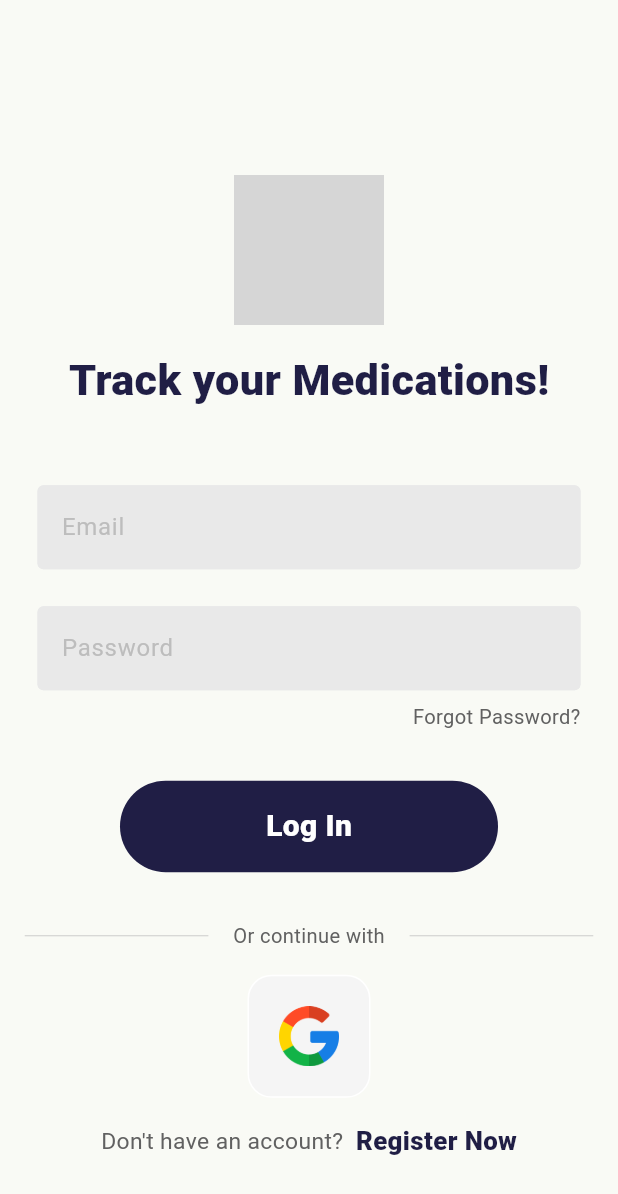
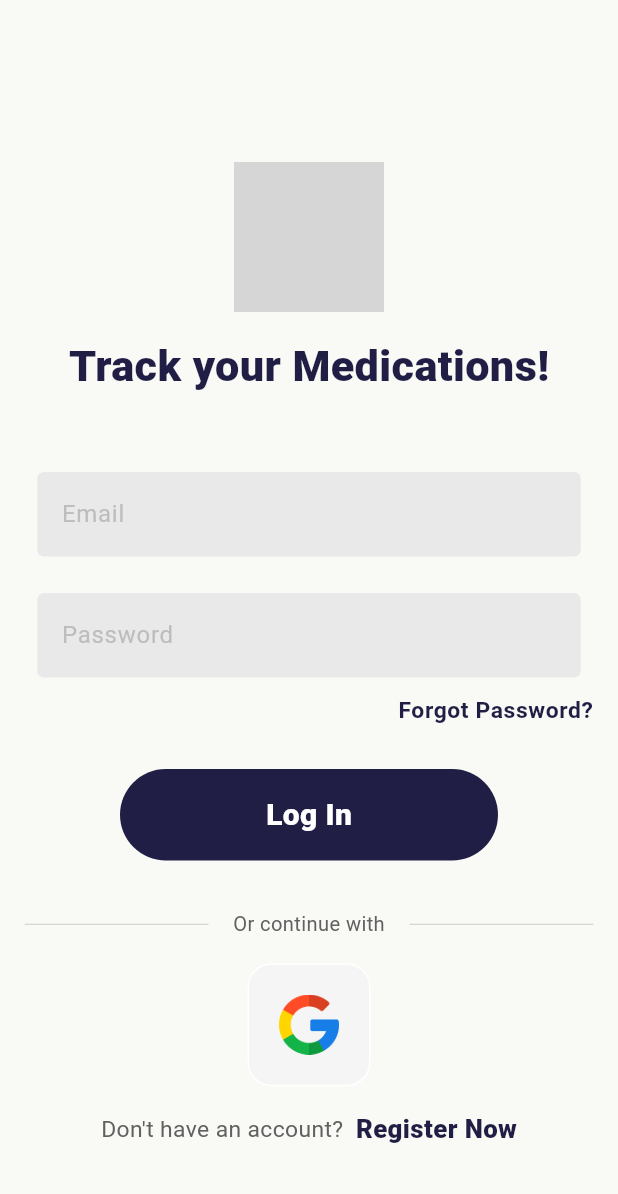
Before and after one commit to DeepaT99/Medicine-Monitoring-App, a Flutter app: the screen it shows after launch, on a phone screen of 412 x 824 dp. Shown: the top 1194 px of the screen. Run offline on Flutter 3.47's test engine with Material 3 defaults, Android fonts, the phone set to English and light mode, and no system bars; our stand-ins replace firebase_auth, firebase_core, flutter_local_notifications, google_sign_in, lottie, rxdart and 3 more; missing offline and left inert: linear_calender; accounts and stored records are empty; grey boxes are pictures that could not be loaded.

Commit message:
add page

```diff
--- a/lib/pages/login_pages/login_page.dart
+++ b/lib/pages/login_pages/login_page.dart
@@ -7,6 +7,8 @@ import 'package:medicine_tracker/assets/constants.dart';
 import 'package:medicine_tracker/pages/app_view.dart';
 import 'package:medicine_tracker/services/auth_service.dart';
 import 'package:sizer/sizer.dart';
+
+import 'forgot_password_page.dart';
 
 class LoginPage extends StatefulWidget {
   final Function()? onTap;
@@ -72,9 +74,10 @@ class _LoginPageState extends State<LoginPage> {
           child: Center(
             child: SingleChildScrollView(
               child: Column(
-                mainAxisAlignment: MainAxisAlignment.center,
+                mainAxisAlignment: MainAxisAlignment.start,
+                crossAxisAlignment: CrossAxisAlignment.center,
                 children: [
-                  SizedBox(height: 8.h),
+                  SizedBox(height: 6.h),
 
                   //logo
                   ImageIcon(
@@ -111,27 +114,36 @@ class _LoginPageState extends State<LoginPage> {
                     hintText: 'Password',
                     obscureText: true,
                   ),
+                  SizedBox(height: 1.h),
 
-                  SizedBox(height: 1.h),
-                  //forgot password?
                   Padding(
-                    padding: const EdgeInsets.symmetric(horizontal: 25.0),
+                    padding:
+                        EdgeInsets.symmetric(horizontal: 4.w, vertical: 0.5.h),
                     child: Row(
                       mainAxisAlignment: MainAxisAlignment.end,
                       children: [
-                        Text(
-                          'Forgot Password?',
-                          style: TextStyle(
-                            color: Colors.grey[700],
-                            fontSize: 15.sp,
-                            fontWeight: FontWeight.normal,
+                        GestureDetector(
+                          onTap: () {
+                            Navigator.push(context, MaterialPageRoute(builder: (context){
+                              return ForgotPasswordPage();
+                            },),);
+                          },
+                          child: Text(
+                            'Forgot Password?',
+                            style: Theme.of(context)
+                                .textTheme
+                                .bodySmall!
+                                .copyWith(
+                                  fontSize: 16.sp,
+                                  color: Theme.of(context).colorScheme.primary,
+                                ),
                           ),
                         ),
                       ],
                     ),
                   ),
 
-                  SizedBox(height: 4.h),
+                  SizedBox(height: 3.h),
 
                   //sign in button
                   MyButton(
@@ -180,8 +192,8 @@ class _LoginPageState extends State<LoginPage> {
                       //google
                       SquareTile(
                         onTap: () => AuthService().signInWithGoogle(),
-                        imagePath: 'lib/assets/icons/google.png',),
-
+                        imagePath: 'lib/assets/icons/google.png',
+                      ),
                     ],
                   ),
                   SizedBox(height: 2.h),
```
Also changed, not shown: lib/models/medicine_card.dart (+44 -22 lines), lib/pages/homepage/main_screen.dart (+20 -16 lines), lib/pages/login_pages/forgot_password_page.dart (added, +89 -0 lines).
